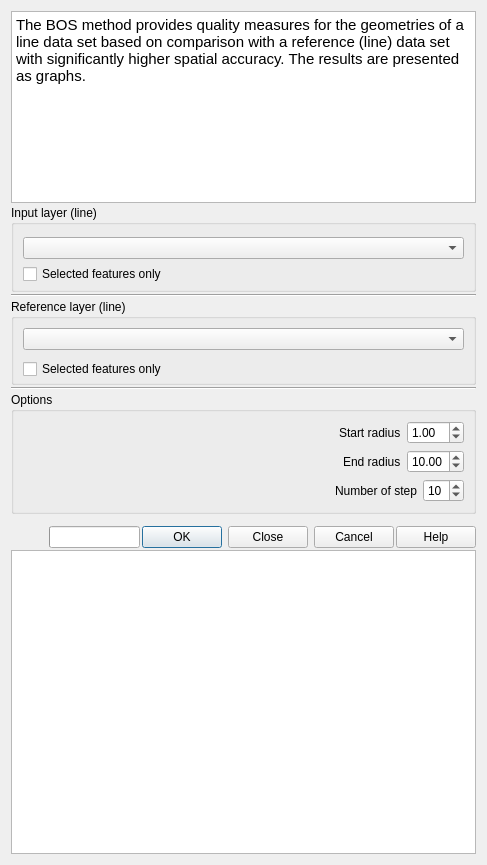
The window that bos_dialog_base.ui (havatv/qgisbostaskplugin) describes before a commit, drawn with Qt 5.
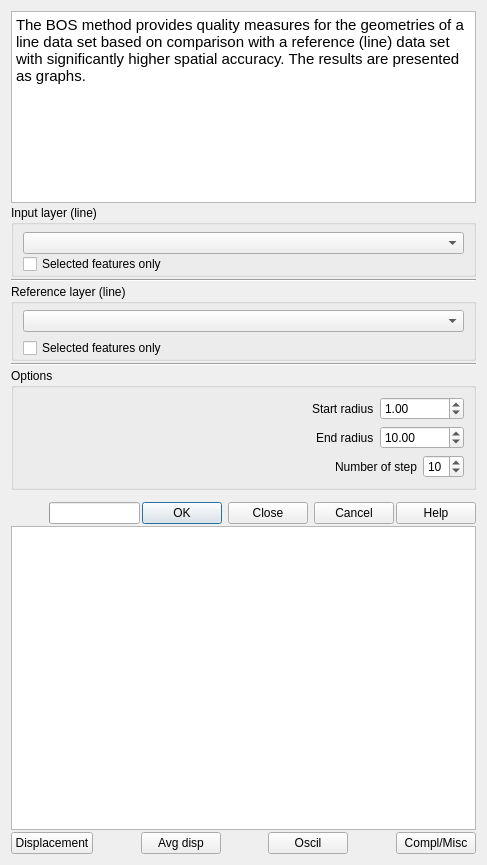
The same window after the commit.

Commit message: Making it work and fixing some graphs

Diff of the .ui file:
```diff
--- a/bos_dialog_base.ui
+++ b/bos_dialog_base.ui
@@ -155,6 +155,9 @@
           </item>
           <item>
            <widget class="QDoubleSpinBox" name="startRadiusSB">
+            <property name="maximum">
+             <double>1000000000.000000000000000</double>
+            </property>
             <property name="value">
              <double>1.000000000000000</double>
             </property>
@@ -186,6 +189,9 @@
           </item>
           <item>
            <widget class="QDoubleSpinBox" name="endRadiusSB">
+            <property name="maximum">
+             <double>1000000000.000000000000000</double>
+            </property>
             <property name="value">
              <double>10.000000000000000</double>
             </property>
@@ -311,6 +317,77 @@
        </property>
       </widget>
      </item>
+     <item>
+      <layout class="QHBoxLayout" name="horizontalLayout_5">
+       <item>
+        <widget class="QPushButton" name="displacementButton">
+         <property name="text">
+          <string>Displacement</string>
+         </property>
+        </widget>
+       </item>
+       <item>
+        <spacer name="horizontalSpacer_5">
+         <property name="orientation">
+          <enum>Qt::Horizontal</enum>
+         </property>
+         <property name="sizeHint" stdset="0">
+          <size>
+           <width>40</width>
+           <height>20</height>
+          </size>
+         </property>
+        </spacer>
+       </item>
+       <item>
+        <widget class="QPushButton" name="avgdispButton">
+         <property name="text">
+          <string>Avg disp</string>
+         </property>
+        </widget>
+       </item>
+       <item>
+        <spacer name="horizontalSpacer_4">
+         <property name="orientation">
+          <enum>Qt::Horizontal</enum>
+         </property>
+         <property name="sizeHint" stdset="0">
+          <size>
+           <width>40</width>
+           <height>20</height>
+          </size>
+         </property>
+        </spacer>
+       </item>
+       <item>
+        <widget class="QPushButton" name="oscillationButton">
+         <property name="text">
+          <string>Oscil</string>
+         </property>
+        </widget>
+       </item>
+       <item>
+        <spacer name="horizontalSpacer_7">
+         <property name="orientation">
+          <enum>Qt::Horizontal</enum>
+         </property>
+         <property name="sizeHint" stdset="0">
+          <size>
+           <width>40</width>
+           <height>20</height>
+          </size>
+         </property>
+        </spacer>
+       </item>
+       <item>
+        <widget class="QPushButton" name="complmiscButton">
+         <property name="text">
+          <string>Compl/Misc</string>
+         </property>
+        </widget>
+       </item>
+      </layout>
+     </item>
     </layout>
    </item>
   </layout>
```
The commit also changes 1 other file.
